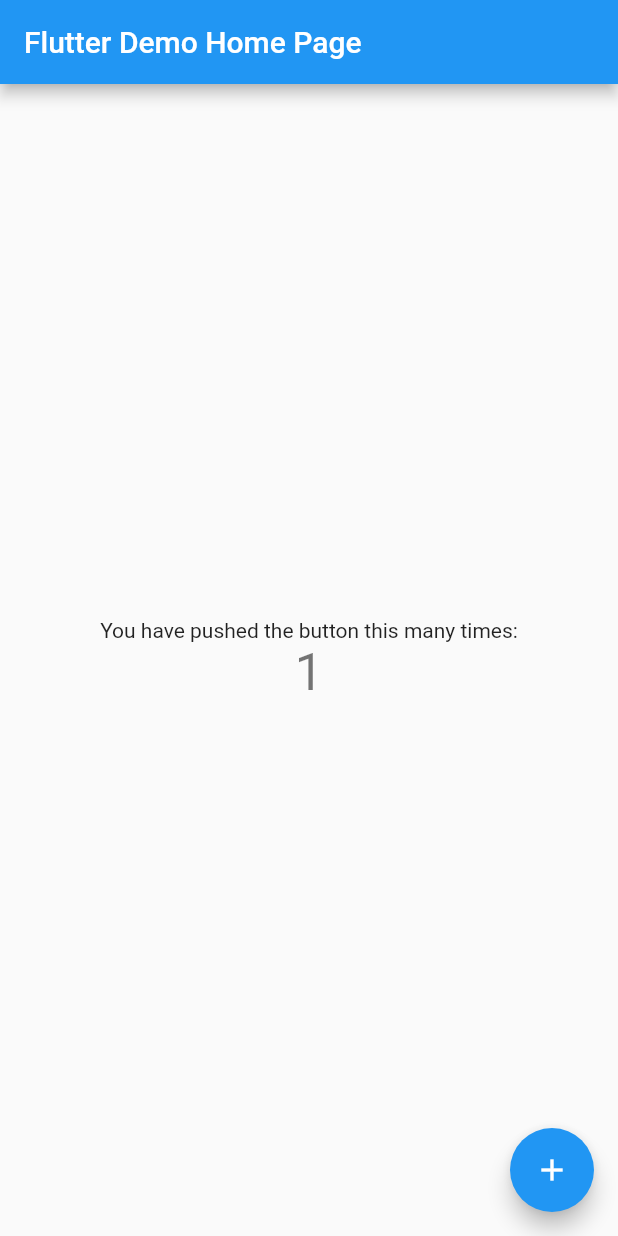
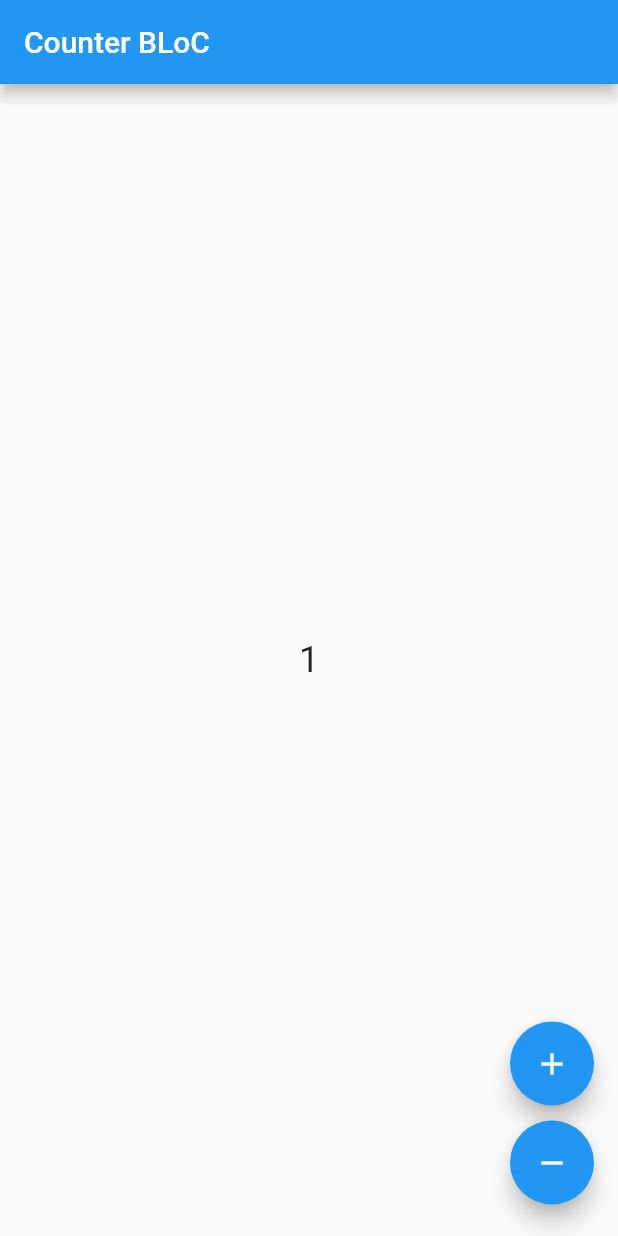
Before and after one commit to arisupriatna14/demo-flutter-state-management, a Flutter app: the screen it shows after launch, after a tap on the "add" icon, on a phone screen of 412 x 824 dp. Run offline on Flutter 3.47's test engine with Material 2 defaults, Android fonts, the phone set to English and light mode, and no system bars; our stand-ins replace flutter_bloc.

Commit message:
bloc part 2 - with package: done

```diff
--- /dev/null
+++ b/lib/counter_bloc.dart
@@ -0,0 +1,21 @@
+import 'package:flutter_bloc/flutter_bloc.dart';
+
+enum  CounterEvent { increment, decrement }
+
+class CounterBloc extends Bloc<CounterEvent, int> {
+  @override
+  int get initialState => 0;
+
+  @override
+  Stream<int> mapEventToState(CounterEvent event) async* {
+    switch (event) {
+      case CounterEvent.decrement:
+        yield state - 1;
+        break;
+      case CounterEvent.increment:
+        yield state + 1;
+        break;
+    }
+  }
+
+}
--- /dev/null
+++ b/lib/counter_page.dart
@@ -0,0 +1,53 @@
+import 'package:demo_flutter_provider/counter_bloc.dart';
+import 'package:flutter/material.dart';
+import 'package:flutter_bloc/flutter_bloc.dart';
+
+class CounterPage extends StatelessWidget {
+  const CounterPage({Key key}) : super(key: key);
+
+
+  @override
+  Widget build(BuildContext context) {
+  final CounterBloc counterBloc = BlocProvider.of<CounterBloc>(context);
+
+    return Scaffold(
+      appBar: AppBar(
+        title: Text("Counter BLoC"),
+      ),
+      body: BlocBuilder<CounterBloc, int>(
+        builder: (BuildContext context, state) {
+          return Center(
+            child: Text(
+              '$state',
+              style: TextStyle(fontSize: 24.0),
+            ),
+          );
+        }
+      ),
+      floatingActionButton: Column(
+        mainAxisAlignment: MainAxisAlignment.end,
+        crossAxisAlignment: CrossAxisAlignment.end,
+        children: <Widget>[
+          Padding(
+            padding: EdgeInsets.symmetric(vertical: 5.0),
+            child: FloatingActionButton(
+              onPressed: () {
+                counterBloc.add(CounterEvent.increment);
+              },
+              child: Icon(Icons.add)
+            ),
+          ),
+          Padding(
+            padding: EdgeInsets.symmetric(vertical: 5.0),
+            child: FloatingActionButton(
+              onPressed: () {
+                counterBloc.add(CounterEvent.decrement);
+              },
+              child: Icon(Icons.remove),
+            ),
+          )
+        ],
+      ),
+    );
+  }
+}
--- a/lib/main.dart
+++ b/lib/main.dart
@@ -1,4 +1,7 @@
+import 'package:demo_flutter_provider/counter_bloc.dart';
+import 'package:demo_flutter_provider/counter_page.dart';
 import 'package:flutter/material.dart';
+import 'package:flutter_bloc/flutter_bloc.dart';
 
 void main() => runApp(MyApp());
 
@@ -9,103 +12,12 @@ class MyApp extends StatelessWidget {
     return MaterialApp(
       title: 'Flutter Demo',
       theme: ThemeData(
-        // This is the theme of your application.
-        //
-        // Try running your application with "flutter run". You'll see the
-        // application has a blue toolbar. Then, without quitting the app, try
-        // changing the primarySwatch below to Colors.green and then invoke
-        // "hot reload" (press "r" in the console where you ran "flutter run",
-        // or simply save your changes to "hot reload" in a Flutter IDE).
-        // Notice that the counter didn't reset back to zero; the application
-        // is not restarted.
         primarySwatch: Colors.blue,
       ),
-      home: MyHomePage(title: 'Flutter Demo Home Page'),
+      home: BlocProvider<CounterBloc>(
+        create: (context) => CounterBloc(),
+        child: CounterPage(),
+      ),
     );
   }
 }
-
-class MyHomePage extends StatefulWidget {
-  MyHomePage({Key key, this.title}) : super(key: key);
-
-  // This widget is the home page of your application. It is stateful, meaning
-  // that it has a State object (defined below) that contains fields that affect
-  // how it looks.
-
-  // This class is the configuration for the state. It holds the values (in this
-  // case the title) provided by the parent (in this case the App widget) and
-  // used by the build method of the State. Fields in a Widget subclass are
-  // always marked "final".
-
-  final String title;
-
-  @override
-  _MyHomePageState createState() => _MyHomePageState();
-}
-
-class _MyHomePageState extends State<MyHomePage> {
-  int _counter = 0;
-
-  void _incrementCounter() {
-    setState(() {
-      // This call to setState tells the Flutter framework that something has
-      // changed in this State, which causes it to rerun the build method below
-      // so that the display can reflect the updated values. If we changed
-      // _counter without calling setState(), then the build method would not be
-      // called again, and so nothing would appear to happen.
-      _counter++;
-    });
-  }
-
-  @override
-  Widget build(BuildContext context) {
-    // This method is rerun every time setState is called, for instance as done
-    // by the _incrementCounter method above.
-    //
-    // The Flutter framework has been optimized to make rerunning build methods
-    // fast, so that you can just rebuild anything that needs updating rather
-    // than having to individually change instances of widgets.
-    return Scaffold(
-      appBar: AppBar(
-        // Here we take the value from the MyHomePage object that was created by
-        // the App.build method, and use it to set our appbar title.
-        title: Text(widget.title),
-      ),
-      body: Center(
-        // Center is a layout widget. It takes a single child and positions it
-        // in the middle of the parent.
-        child: Column(
-          // Column is also a layout widget. It takes a list of children and
-          // arranges them vertically. By default, it sizes itself to fit its
-          // children horizontally, and tries to be as tall as its parent.
-          //
-          // Invoke "debug painting" (press "p" in the console, choose the
-          // "Toggle Debug Paint" action from the Flutter Inspector in Android
-          // Studio, or the "Toggle Debug Paint" command in Visual Studio Code)
-          // to see the wireframe for each widget.
-          //
-          // Column has various properties to control how it sizes itself and
-          // how it positions its children. Here we use mainAxisAlignment to
-          // center the children vertically; the main axis here is the vertical
-          // axis because Columns are vertical (the cross axis would be
-          // horizontal).
-          mainAxisAlignment: MainAxisAlignment.center,
-          children: <Widget>[
-            Text(
-              'You have pushed the button this many times:',
-            ),
-            Text(
-              '$_counter',
-              style: Theme.of(context).textTheme.display1,
-            ),
-          ],
-        ),
-      ),
-      floatingActionButton: FloatingActionButton(
-        onPressed: _incrementCounter,
-        tooltip: 'Increment',
-        child: Icon(Icons.add),
-      ), // This trailing comma makes auto-formatting nicer for build methods.
-    );
-  }
-}
--- a/pubspec.yaml
+++ b/pubspec.yaml
@@ -23,6 +23,8 @@ dependencies:
   # The following adds the Cupertino Icons font to your application.
   # Use with the CupertinoIcons class for iOS style icons.
   cupertino_icons: ^0.1.2
+  flutter_bloc: ^3.1.0
+  meta: ^1.1.8
 
 dev_dependencies:
   flutter_test:
```
Also changed, not shown: pubspec.lock.
